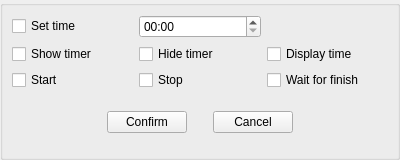
Before: the Qt Designer form src/Editor/Script/TimerSnippetOverlay.ui in RemotelyChaotic/JOIPEngine, drawn with Qt 5.
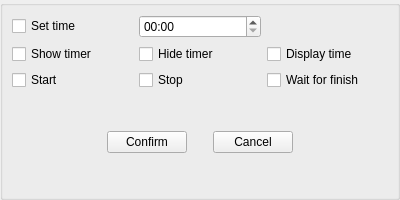
After: the same form once the commit is applied.

```diff
--- a/src/Editor/Script/TimerSnippetOverlay.ui
+++ b/src/Editor/Script/TimerSnippetOverlay.ui
@@ -7,7 +7,7 @@
     <x>0</x>
     <y>0</y>
     <width>400</width>
-    <height>160</height>
+    <height>200</height>
    </rect>
   </property>
   <property name="windowTitle">
```
